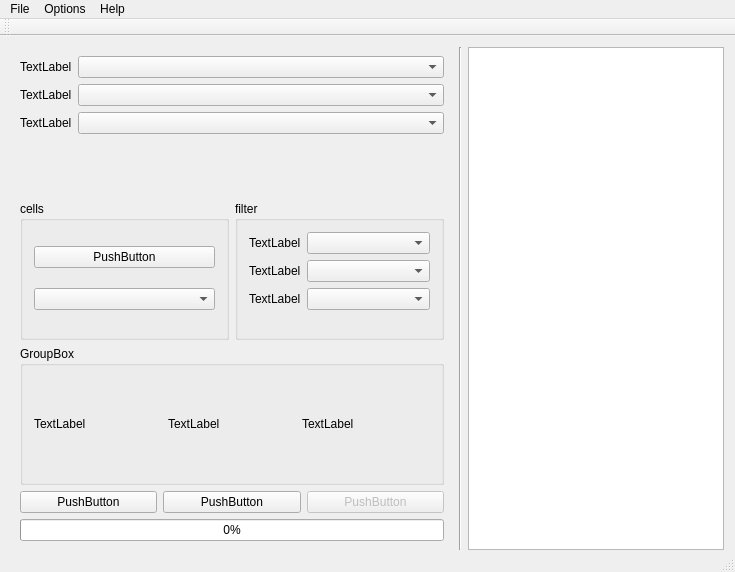
Old version of the form code/ui/mainwindow.ui in the repository ChaosSaber/ChaosSabers-Armour-Set-Search.
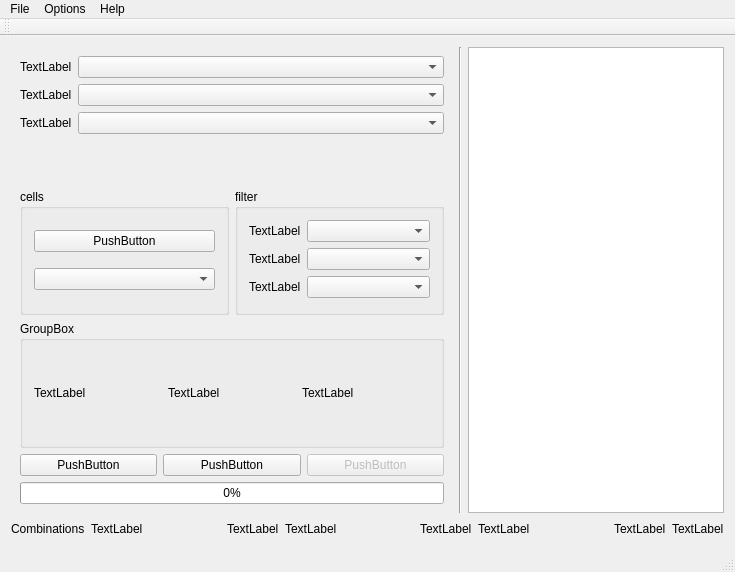
New version of the form.

Commit message: added statistic to the main window

Patch:
```diff
--- a/code/ui/mainwindow.ui
+++ b/code/ui/mainwindow.ui
@@ -14,10 +14,9 @@
    <string>ChaosSaber's Armour Set Search</string>
   </property>
   <widget class="QWidget" name="centralWidget">
+   <layout class="QVBoxLayout" name="verticalLayout_3">
+    <item>
    <layout class="QHBoxLayout" name="horizontalLayout_2">
-    <property name="bottomMargin">
-     <number>0</number>
-    </property>
     <item>
      <widget class="QWidget" name="widgetSearch" native="true">
       <layout class="QVBoxLayout" name="verticalLayout">
@@ -225,6 +224,107 @@
        <enum>Qt::ScrollBarAlwaysOff</enum>
       </property>
      </widget>
+      </item>
+     </layout>
+    </item>
+    <item>
+     <layout class="QHBoxLayout" name="horizontalLayout_3">
+      <item>
+       <widget class="QLabel" name="labelCombinations">
+        <property name="text">
+         <string>Combinations</string>
+        </property>
+       </widget>
+      </item>
+      <item>
+       <widget class="QLabel" name="labelCombinationsValue">
+        <property name="text">
+         <string>TextLabel</string>
+        </property>
+       </widget>
+      </item>
+      <item>
+       <spacer name="horizontalSpacer">
+        <property name="orientation">
+         <enum>Qt::Horizontal</enum>
+        </property>
+        <property name="sizeHint" stdset="0">
+         <size>
+          <width>40</width>
+          <height>20</height>
+         </size>
+        </property>
+       </spacer>
+      </item>
+      <item>
+       <widget class="QLabel" name="labelFoundSets">
+        <property name="text">
+         <string>TextLabel</string>
+        </property>
+       </widget>
+      </item>
+      <item>
+       <widget class="QLabel" name="labelFoundSetsValue">
+        <property name="text">
+         <string>TextLabel</string>
+        </property>
+       </widget>
+      </item>
+      <item>
+       <spacer name="horizontalSpacer_2">
+        <property name="orientation">
+         <enum>Qt::Horizontal</enum>
+        </property>
+        <property name="sizeHint" stdset="0">
+         <size>
+          <width>40</width>
+          <height>20</height>
+         </size>
+        </property>
+       </spacer>
+      </item>
+      <item>
+       <widget class="QLabel" name="labelSearchTime">
+        <property name="text">
+         <string>TextLabel</string>
+        </property>
+       </widget>
+      </item>
+      <item>
+       <widget class="QLabel" name="labelSearchTimeValue">
+        <property name="text">
+         <string>TextLabel</string>
+        </property>
+       </widget>
+      </item>
+      <item>
+       <spacer name="horizontalSpacer_3">
+        <property name="orientation">
+         <enum>Qt::Horizontal</enum>
+        </property>
+        <property name="sizeHint" stdset="0">
+         <size>
+          <width>40</width>
+          <height>20</height>
+         </size>
+        </property>
+       </spacer>
+      </item>
+      <item>
+       <widget class="QLabel" name="labelSearchesPerSecond">
+        <property name="text">
+         <string>TextLabel</string>
+        </property>
+       </widget>
+      </item>
+      <item>
+       <widget class="QLabel" name="labelSearchesPerSecondValue">
+        <property name="text">
+         <string>TextLabel</string>
+        </property>
+       </widget>
+      </item>
+     </layout>
     </item>
    </layout>
   </widget>
```
Lines whose indentation alone changed are shown as unchanged. The commit also changes 4 other files.
